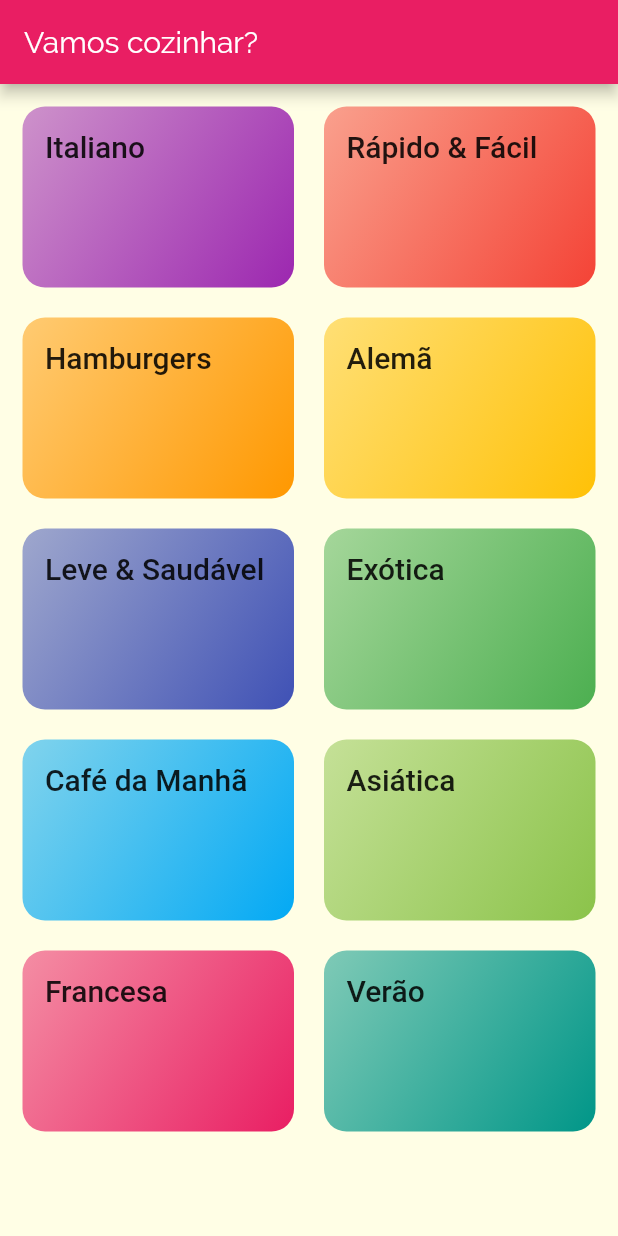
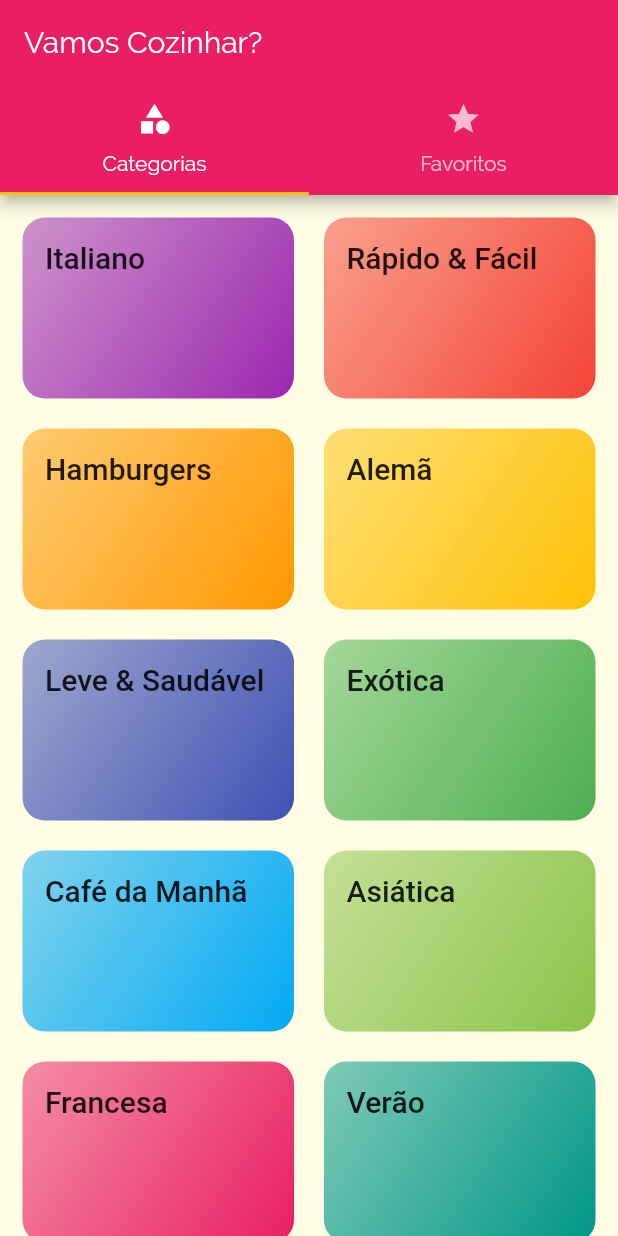
Before and after one commit to DinizRenato/meals, a Flutter app: the screen it shows after launch, on a phone screen of 412 x 824 dp. Run offline on Flutter 3.47's test engine with Material 2 defaults, Android fonts, the phone set to English and light mode, and no system bars; Roboto replaces fonts that are missing (RobotoCondensed).

Commit message:
TabBar na AppBar

```diff
--- a/lib/main.dart
+++ b/lib/main.dart
@@ -1,8 +1,11 @@
 import 'package:flutter/material.dart';
+import 'package:meals/screens/tabs_screen.dart';
 
-import 'screens/categories_screen.dart';
+// import 'screens/categories_screen.dart';
+// import 'screens/favorite_screen.dart';
 import 'screens/categories_meals_screen.dart';
 import 'screens/meal_detail_screen.dart';
+
 
 import 'utils/app_routes.dart';
 
@@ -26,7 +29,7 @@ class MyApp extends StatelessWidget {
         ),
         ),
       routes: {
-        AppRoutes.HOME : (ctx) => CategoriesScreen(),
+        AppRoutes.HOME : (ctx) => TabsScreen(),
         AppRoutes.CATEGORIES_MEALS : (ctx) => CategoriesMealsScreen(),
         AppRoutes.MEAL_DETAIL : (ctx) => MealDetailScreen(),
       },
--- a/lib/screens/categories_screen.dart
+++ b/lib/screens/categories_screen.dart
@@ -6,11 +6,7 @@ import '../data/dummy_data.dart';
 class CategoriesScreen extends StatelessWidget {
   @override
   Widget build(BuildContext context) {
-    return Scaffold(
-      appBar: AppBar(
-        title: Text('Vamos cozinhar?'),
-      ),
-      body: GridView(
+    return GridView(
         padding: EdgeInsets.all(15),
         gridDelegate: SliverGridDelegateWithMaxCrossAxisExtent(
           maxCrossAxisExtent: 200,
@@ -21,7 +17,6 @@ class CategoriesScreen extends StatelessWidget {
         children: DUMMY_CATEGORIES.map((cat) {
           return CategoryItem(cat);
         }).toList(),
-      ),
     );
   }
 }
--- /dev/null
+++ b/lib/screens/favorite_screen.dart
@@ -0,0 +1,10 @@
+import 'package:flutter/material.dart';
+
+class FavoriteScreen extends StatelessWidget {
+  @override
+  Widget build(BuildContext context) {
+    return Center(
+      child: Text('Minhas refeições Favoritas!!'),
+    );
+  }
+}
--- /dev/null
+++ b/lib/screens/tabs_screen.dart
@@ -0,0 +1,36 @@
+import 'package:flutter/material.dart';
+
+import 'categories_screen.dart';
+import 'favorite_screen.dart';
+
+class TabsScreen extends StatelessWidget {
+  @override
+  Widget build(BuildContext context) {
+    return DefaultTabController(
+      length: 2,
+      child: Scaffold(
+        appBar: AppBar(
+          title: Text('Vamos Cozinhar?'),
+          bottom: TabBar(
+            tabs: [
+              Tab(
+                icon: Icon(Icons.category),
+                text: 'Categorias',
+              ),
+              Tab(
+                icon: Icon(Icons.star),
+                text: 'Favoritos',
+              ),
+            ],
+          ),
+        ),
+        body: TabBarView(
+          children: [
+            CategoriesScreen(),
+            FavoriteScreen(),
+          ],
+        ),
+      ),
+    );
+  }
+}
```
